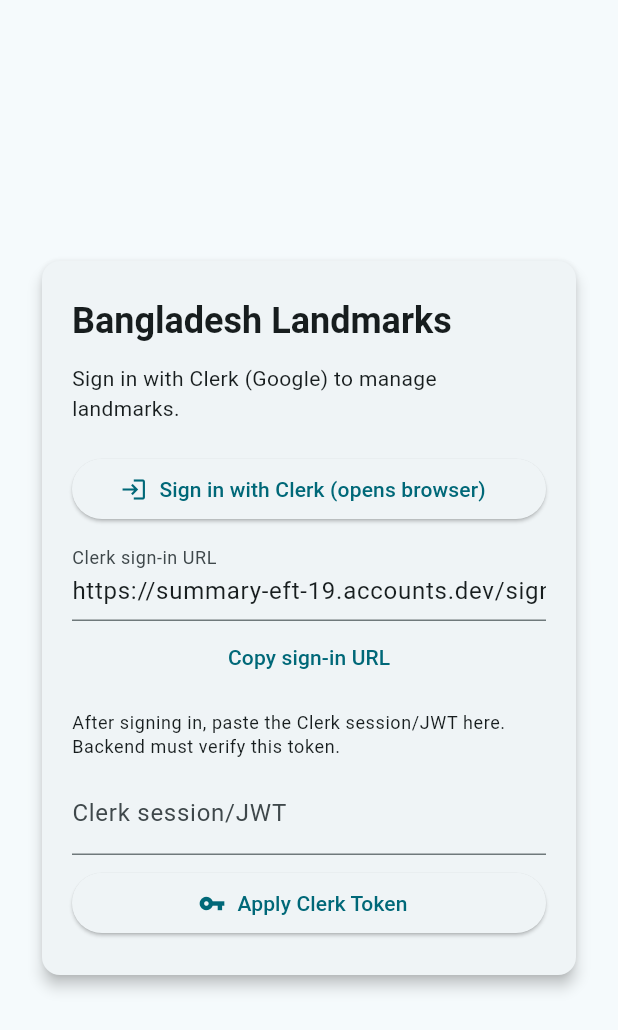
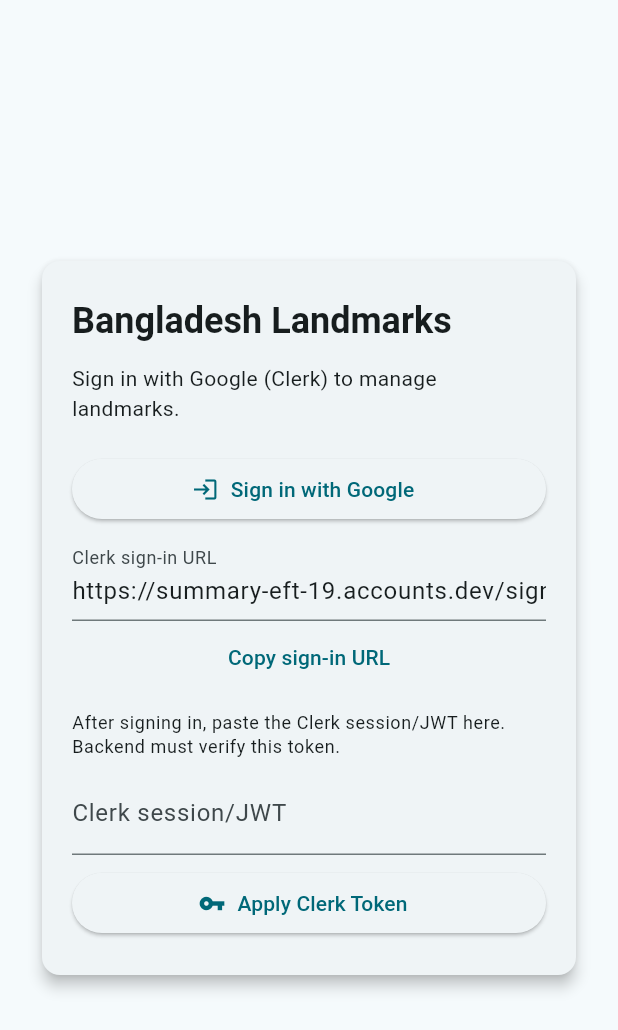
Before and after one commit to theHasanMahmud/Bangladesh-Landmark-Management-Mobile-App, a Flutter app: the LoginScreen screen opened directly, on a phone screen of 412 x 824 dp. Shown: the top 1030 px of the screen. Run offline on Flutter 3.47's test engine with Material 3 defaults, Android fonts, the phone set to English and light mode, and no system bars; our stand-ins replace cached_network_image, flutter_map, geolocator, image_picker, latlong2, shared_preferences and 1 more; missing offline and left inert: flutter_map_marker_cluster; accounts and stored records are empty; statements that could not run were skipped.

Commit message:
chore(auth): direct hosted sign-in to Google strategy

```diff
--- a/lib/config/clerk_config.dart
+++ b/lib/config/clerk_config.dart
@@ -4,5 +4,6 @@
   static const frontendApiUrl = 'https://summary-eft-19.accounts.dev';
   // Do NOT put secret keys in the client; keep CLERK_SECRET_KEY on the server.
 
-  static String get defaultSignInUrl => '$frontendApiUrl/sign-in';
+  // Force Google as the sign-in strategy for the hosted page.
+  static String get defaultSignInUrl => '$frontendApiUrl/sign-in?strategy=oauth_google';
 }
--- a/lib/screens/login_screen.dart
+++ b/lib/screens/login_screen.dart
@@ -67,12 +67,12 @@
                    children: [
                      Text('Bangladesh Landmarks', style: theme.textTheme.headlineSmall?.copyWith(fontWeight: FontWeight.bold)),
                      const SizedBox(height: 12),
-                     Text('Sign in with Clerk (Google) to manage landmarks.', style: theme.textTheme.bodyMedium),
+                     Text('Sign in with Google (Clerk) to manage landmarks.', style: theme.textTheme.bodyMedium),
                      const SizedBox(height: 20),
                      ElevatedButton.icon(
                        onPressed: _loading ? null : _openClerkHosted,
                        icon: const Icon(Icons.login),
-                       label: const Text('Sign in with Clerk (opens browser)'),
+                       label: const Text('Sign in with Google'),
                      ),
                      const SizedBox(height: 8),
                      TextField(
```
